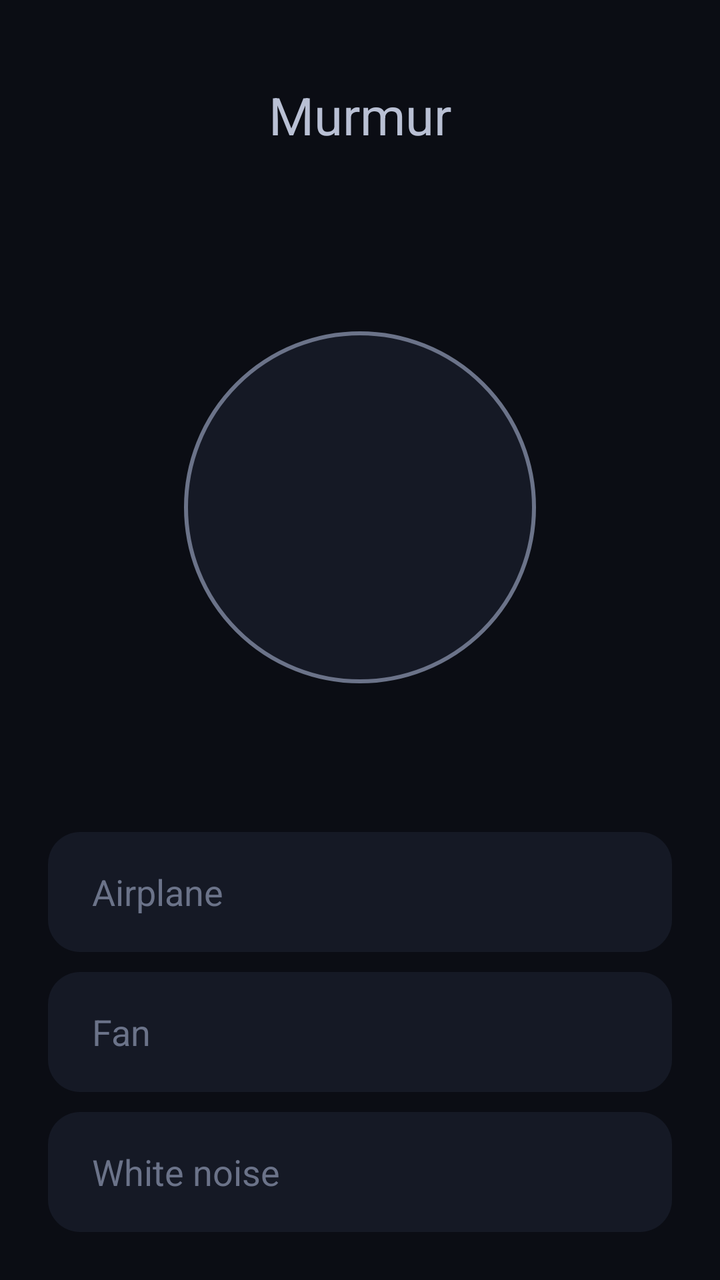
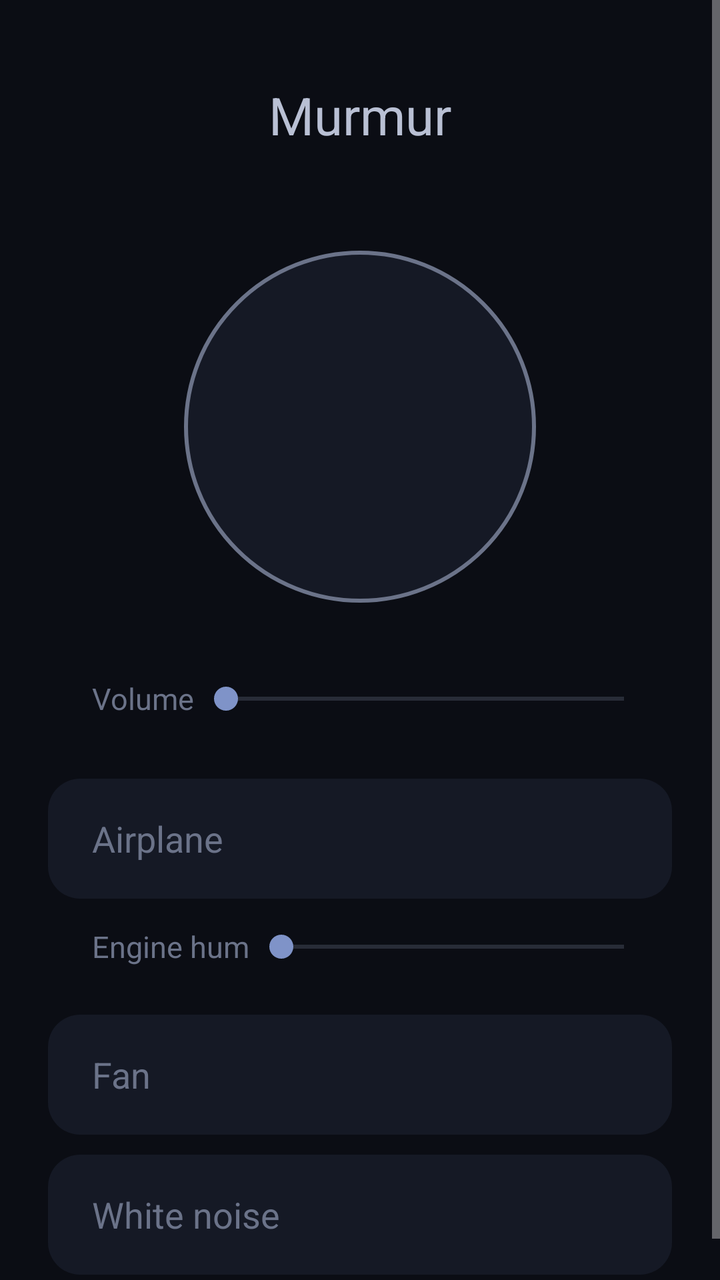

Screens rendered from an Android XML layout before and after an edit, with the pre-edit source and the edit as a unified diff.
<!-- AndroidManifest.xml: application theme AppTheme -->
<!-- res/layout/main.xml -->
<?xml version="1.0" encoding="utf-8"?>
<ScrollView xmlns:android="http://schemas.android.com/apk/res/android"
    android:id="@+id/root"
    android:layout_width="match_parent"
    android:layout_height="match_parent"
    android:background="@color/app_background"
    android:fillViewport="true">

    <LinearLayout
        android:layout_width="match_parent"
        android:layout_height="wrap_content"
        android:gravity="center_horizontal"
        android:orientation="vertical"
        android:padding="24dp">

        <TextView
            android:layout_width="wrap_content"
            android:layout_height="wrap_content"
            android:layout_marginTop="16dp"
            android:text="@string/app_name"
            android:textColor="@color/text"
            android:textSize="26sp" />

        <TextView
            android:id="@+id/status"
            android:layout_width="wrap_content"
            android:layout_height="wrap_content"
            android:layout_marginTop="6dp"
            android:textColor="@color/text_dim"
            android:textSize="15sp" />

        <Space
            android:layout_width="0dp"
            android:layout_height="0dp"
            android:layout_weight="1"
            android:minHeight="24dp" />

        <TextView
            android:id="@+id/toggle"
            android:layout_width="176dp"
            android:layout_height="176dp"
            android:background="@drawable/toggle"
            android:gravity="center"
            android:textColor="@color/text"
            android:textSize="24sp" />

        <Space
            android:layout_width="0dp"
            android:layout_height="0dp"
            android:layout_weight="1"
            android:minHeight="24dp" />

        <TextView
            android:id="@+id/sound_airplane"
            style="@style/SoundChoice"
            android:text="@string/sound_airplane" />

        <TextView
            android:id="@+id/sound_fan"
            style="@style/SoundChoice"
            android:text="@string/sound_fan" />

        <TextView
            android:id="@+id/sound_white"
            style="@style/SoundChoice"
            android:text="@string/sound_white" />
    </LinearLayout>
</ScrollView>
<!-- resources referenced by this layout -->
<resources>
  <color name="app_background">#0B0D14</color>
  <color name="text">#B9C0D4</color>
  <color name="text_dim">#6B7389</color>
  <!-- drawable toggle (drawable) -->
  <?xml version="1.0" encoding="utf-8"?>
  <ripple xmlns:android="http://schemas.android.com/apk/res/android"
      android:color="#22FFFFFF">
      <item>
          <selector>
              <item android:state_selected="true">
                  <shape android:shape="oval">
                      <solid android:color="@color/surface_selected" />
                      <stroke android:width="2dp" android:color="@color/accent" />
                  </shape>
              </item>
              <item>
                  <shape android:shape="oval">
                      <solid android:color="@color/surface" />
                      <stroke android:width="2dp" android:color="@color/text_dim" />
                  </shape>
              </item>
          </selector>
      </item>
  </ripple>
  <string name="app_name">Murmur</string>
  <string name="sound_airplane">Airplane</string>
  <string name="sound_fan">Fan</string>
  <string name="sound_white">White noise</string>
  <style name="SoundChoice">
          <item name="android:layout_width">match_parent</item>
          <item name="android:layout_height">60dp</item>
          <item name="android:layout_marginTop">10dp</item>
          <item name="android:paddingStart">22dp</item>
          <item name="android:paddingEnd">22dp</item>
          <item name="android:gravity">center_vertical</item>
          <item name="android:background">@drawable/choice</item>
          <item name="android:textColor">@color/choice_text</item>
          <item name="android:textSize">18sp</item>
      </style>
  <style name="AppTheme" parent="android:Theme.Material.NoActionBar">
          <item name="android:windowBackground">@color/app_background</item>
          <item name="android:statusBarColor">@color/app_background</item>
          <item name="android:navigationBarColor">@color/app_background</item>
          <item name="android:windowLightStatusBar">false</item>
      </style>
  <color name="surface_selected">#1D2436</color>
  <color name="accent">#7F93C8</color>
  <color name="surface">#151925</color>
  <!-- drawable choice (drawable) -->
  <?xml version="1.0" encoding="utf-8"?>
  <ripple xmlns:android="http://schemas.android.com/apk/res/android"
      android:color="#22FFFFFF">
      <item>
          <selector>
              <item android:state_selected="true">
                  <shape>
                      <corners android:radius="16dp" />
                      <solid android:color="@color/surface_selected" />
                      <stroke android:width="1.5dp" android:color="@color/accent" />
                  </shape>
              </item>
              <item>
                  <shape>
                      <corners android:radius="16dp" />
                      <solid android:color="@color/surface" />
                  </shape>
              </item>
          </selector>
      </item>
  </ripple>
</resources>

<!-- the commit's change to res/layout/main.xml (unified diff, before → after) -->
@@ -50,10 +50,64 @@
             android:layout_weight="1"
             android:minHeight="24dp" />
 
+        <LinearLayout
+            android:layout_marginBottom="6dp"
+            android:layout_width="match_parent"
+            android:layout_height="48dp"
+            android:gravity="center_vertical"
+            android:orientation="horizontal"
+            android:paddingStart="22dp"
+            android:paddingEnd="8dp">
+
+            <TextView
+                android:layout_width="wrap_content"
+                android:layout_height="wrap_content"
+                android:labelFor="@+id/volume"
+                android:text="@string/volume"
+                android:textColor="@color/text_dim"
+                android:textSize="15sp" />
+
+            <SeekBar
+                android:id="@+id/volume"
+                android:layout_width="0dp"
+                android:layout_height="match_parent"
+                android:layout_weight="1"
+                android:progressBackgroundTint="@color/text_dim"
+                android:progressTint="@color/accent"
+                android:thumbTint="@color/accent" />
+        </LinearLayout>
+
         <TextView
             android:id="@+id/sound_airplane"
             style="@style/SoundChoice"
             android:text="@string/sound_airplane" />
+
+        <LinearLayout
+            android:id="@+id/hum_row"
+            android:layout_width="match_parent"
+            android:layout_height="48dp"
+            android:gravity="center_vertical"
+            android:orientation="horizontal"
+            android:paddingStart="22dp"
+            android:paddingEnd="8dp">
+
+            <TextView
+                android:layout_width="wrap_content"
+                android:layout_height="wrap_content"
+                android:labelFor="@+id/hum"
+                android:text="@string/hum"
+                android:textColor="@color/text_dim"
+                android:textSize="15sp" />
+
+            <SeekBar
+                android:id="@+id/hum"
+                android:layout_width="0dp"
+                android:layout_height="match_parent"
+                android:layout_weight="1"
+                android:progressBackgroundTint="@color/text_dim"
+                android:progressTint="@color/accent"
+                android:thumbTint="@color/accent" />
+        </LinearLayout>
 
         <TextView
             android:id="@+id/sound_fan"
<!-- resource entries referenced after the edit -->
@@ -25,9 +25,11 @@
       </item>
   </ripple>
   <string name="app_name">Murmur</string>
+  <string name="hum">Engine hum</string>
   <string name="sound_airplane">Airplane</string>
   <string name="sound_fan">Fan</string>
   <string name="sound_white">White noise</string>
+  <string name="volume">Volume</string>
   <style name="SoundChoice">
           <item name="android:layout_width">match_parent</item>
           <item name="android:layout_height">60dp</item>
